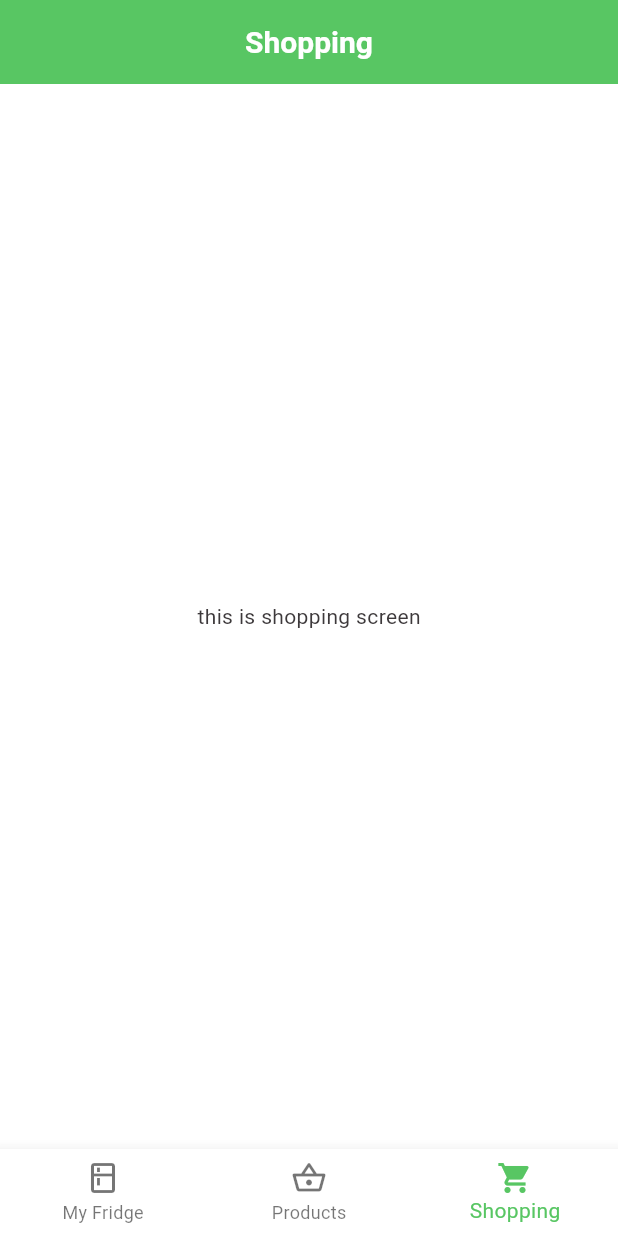
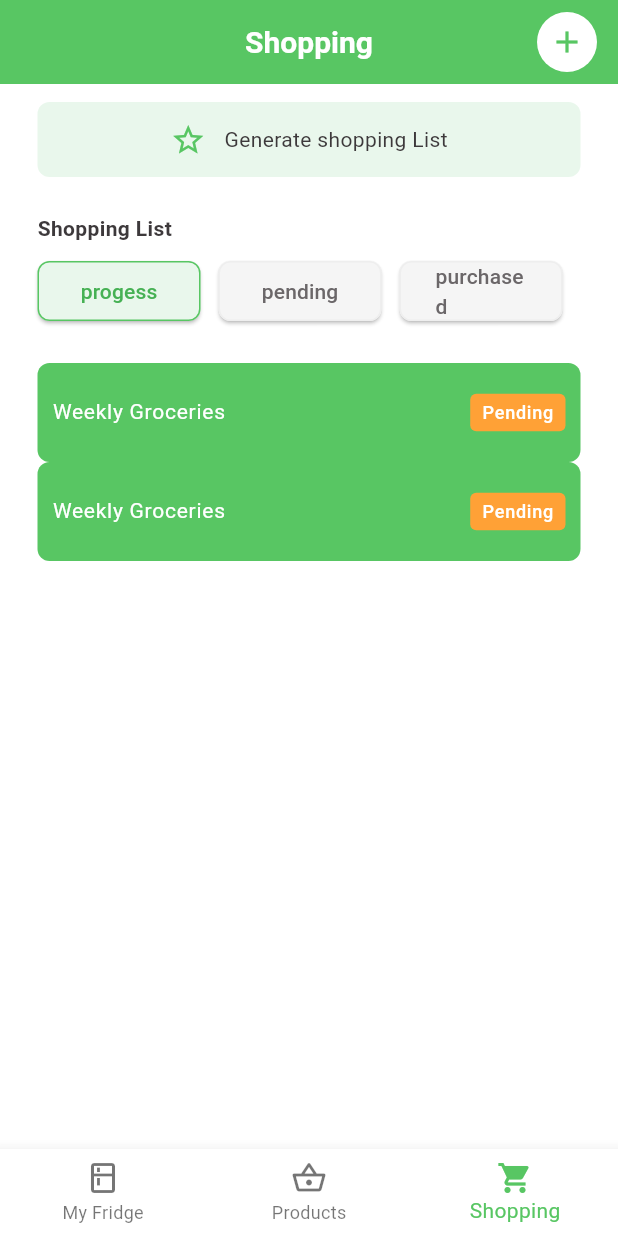
Before and after one commit to Gechtyoeng/FLUTTER-PROJECT-FKEEP, a Flutter app: the ShoppingScreen screen opened by its route, on a phone screen of 412 x 824 dp. Run offline on Flutter 3.47's test engine with Material 3 defaults, Android fonts, the phone set to English and light mode, and no system bars; our stand-ins replace go_router, shared_preferences; accounts and stored records are empty.

Commit message:
connect screen to form & test without product status

```diff
--- /dev/null
+++ b/f_keep/lib/data/services/shpping_lsit_generattion.dart
@@ -0,0 +1,4 @@
+
+class ShoppingGenerationService {
+
+}
--- a/f_keep/lib/models/shopping_item_model.dart
+++ b/f_keep/lib/models/shopping_item_model.dart
@@ -2,15 +2,14 @@ import 'package:uuid/uuid.dart';
 import 'product_model.dart';
 
 //Enum for shopping status
-enum ShoppingStatus { pending, progess, purchased }
-
+enum ShoppingStatus { progess, pending, purchased }
 
 class ShoppingItem {
   final String shoppingItemId;
   final String itemName;
   final int qty;
   final Units unit;
-  final ShoppingStatus status;
+  //final ShoppingStatus status;
   final Category category;
 
   ShoppingItem({
@@ -18,11 +17,11 @@ class ShoppingItem {
     required this.itemName,
     required this.qty,
     required this.unit,
-    required this.status,
+   // required this.status,
     required this.category,
   }) : shoppingItemId = shoppingItemId ?? const Uuid().v4();
 
-  bool get isBought => status == ShoppingStatus.purchased;
+ // bool get isBought => status == ShoppingStatus.purchased;
 
   // add ShoppingItem to Product when purchased
   Product toProduct() {
@@ -41,7 +40,7 @@ class ShoppingItem {
     itemName: json['itemName'],
     qty: json['qty'],
     unit: Units.values.firstWhere((e) => e.name == json['unit']),
-    status: ShoppingStatus.values.firstWhere((e) => e.name == json['status']),
+    //status: ShoppingStatus.values.firstWhere((e) => e.name == json['status']),
     category: Category.values.firstWhere((e) => e.name == json['category']),
   );
 
@@ -50,7 +49,7 @@ class ShoppingItem {
     'itemName': itemName,
     'qty': qty,
     'unit': unit.name,
-    'status': status.name,
+    //'status': status.name,
     'category': category.name,
   };
 }
--- a/f_keep/lib/presentation/screens/product_form.dart
+++ b/f_keep/lib/presentation/screens/product_form.dart
@@ -1,4 +1,5 @@
 import 'package:flutter/material.dart';
+import 'package:go_router/go_router.dart';
 import '../../models/product_model.dart';
 import 'package:uuid/uuid.dart';
 import '../../utils/validators.dart';
@@ -105,7 +106,7 @@ class _ProductFormState extends State<ProductForm> {
         leading: IconButton(
           icon: Icon(Icons.arrow_back_ios, color: Theme.of(context).colorScheme.onPrimary),
           onPressed: () {
-            Navigator.pop(context);
+            context.pop();
           },
         ),
       ),
--- a/f_keep/lib/presentation/screens/shopping_screen.dart
+++ b/f_keep/lib/presentation/screens/shopping_screen.dart
@@ -1,7 +1,25 @@
+import 'package:f_keep/presentation/widgets/add_shopping_item.dart';
 import 'package:flutter/material.dart';
+import '../../models/shopping_list_model.dart';
+import '../../models/shopping_item_model.dart';
+import '../widgets/share_widget.dart';
+import '../../data/mock/mocks_data.dart';
 
-class ShoppingScreen extends StatelessWidget {
+class ShoppingScreen extends StatefulWidget {
   const ShoppingScreen({super.key});
+
+  @override
+  State<ShoppingScreen> createState() => _ShoppingScreenState();
+}
+
+class _ShoppingScreenState extends State<ShoppingScreen> {
+  ShoppingStatus _currentFilter = ShoppingStatus.progess;
+
+  void onCreate() async {
+    ShoppingList? newShoppingList = await Navigator.of(context).push<ShoppingList>(MaterialPageRoute(builder: (context) => const AddShoppingItemModal()));
+
+    if (newShoppingList != null) {}
+  }
 
   @override
   Widget build(BuildContext context) {
@@ -13,8 +31,87 @@ class ShoppingScreen extends StatelessWidget {
         ),
         centerTitle: true,
         backgroundColor: Theme.of(context).colorScheme.primary,
+        actions: [
+          Padding(
+            padding: const EdgeInsets.only(right: 10),
+            child: IconButton.filled(
+              color: Colors.white,
+              onPressed: onCreate,
+              icon: Icon(Icons.add, color: Theme.of(context).colorScheme.primary),
+              style: IconButton.styleFrom(backgroundColor: Theme.of(context).colorScheme.onPrimary, shape: const CircleBorder()),
+            ),
+          ),
+        ],
       ),
-      body: Center(child: Text('this is shopping screen')),
+      body: Padding(
+        padding: const EdgeInsetsGeometry.fromLTRB(25, 12, 25, 12),
+        child: Column(
+          children: [
+            InkWell(
+              onTap: () {
+                // implement generate list later
+              },
+              borderRadius: BorderRadius.circular(8),
+              child: Container(
+                height: 50,
+                decoration: BoxDecoration(color: Theme.of(context).colorScheme.primaryContainer, borderRadius: BorderRadius.circular(8)),
+                child: Row(
+                  mainAxisAlignment: MainAxisAlignment.center,
+                  children: [
+                    Icon(Icons.star_border, color: Theme.of(context).colorScheme.primary),
+                    const SizedBox(width: 12),
+                    const Text('Generate shopping List', style: TextStyle(fontWeight: FontWeight.normal)),
+                  ],
+                ),
+              ),
+            ),
+            const SizedBox(height: 24),
+            Column(
+              crossAxisAlignment: CrossAxisAlignment.start,
+              children: [
+                Text('Shopping List', style: const TextStyle(fontSize: 14, fontWeight: FontWeight.w600)),
+                const SizedBox(height: 8),
+                Row(
+                  children: [
+                    for (final status in ShoppingStatus.values) ...[
+                      FilterButton(buttonText: status.name, isSelected: _currentFilter == status, onTap: () => setState(() => _currentFilter = status)),
+                      const SizedBox(width: 12),
+                    ],
+                  ],
+                ),
+              ],
+            ),
+            const SizedBox(height: 24),
+            ShoppingListTile(shoppingList: mockShoppingList),
+            ShoppingListTile(shoppingList: mockShoppingList),
+          ],
+        ),
+      ),
     );
   }
 }
+
+class ShoppingListTile extends StatelessWidget {
+  final ShoppingList shoppingList;
+  const ShoppingListTile({super.key, required this.shoppingList});
+
+  @override
+  Widget build(BuildContext context) {
+    return InkWell(
+      onTap: () {},
+      borderRadius: BorderRadius.circular(8),
+      child: Container(
+        decoration: BoxDecoration(color: Theme.of(context).colorScheme.primary, borderRadius: BorderRadius.circular(8)),
+        child: ListTile(
+          contentPadding: const EdgeInsets.symmetric(vertical: 5, horizontal: 10),
+          title: Text(shoppingList.title ?? 'shoppingList', style: TextStyle(fontSize: 14, color: Theme.of(context).colorScheme.onPrimary)),
+          trailing: Container(
+            padding: EdgeInsets.symmetric(horizontal: 8, vertical: 4),
+            decoration: BoxDecoration(color: Theme.of(context).colorScheme.secondary, borderRadius: BorderRadius.circular(4)),
+            child: const Text('Pending', style: TextStyle(color: Colors.white, fontSize: 12)),
+          ),
+        ),
+      ),
+    );
+  }
+}
```
Also changed, not shown: f_keep/lib/data/mock/mocks_data.dart (+6 -19 lines), f_keep/lib/data/repositories/product_history_repo.dart (+38 -0 lines), f_keep/lib/models/product_history_model.dart (+16 -7 lines), f_keep/lib/models/shopping_list_model.dart (+7 -7 lines), f_keep/lib/presentation/screens/product_screen.dart (+35 -2 lines), f_keep/lib/presentation/widgets/add_shopping_item.dart (+41 -44 lines).
